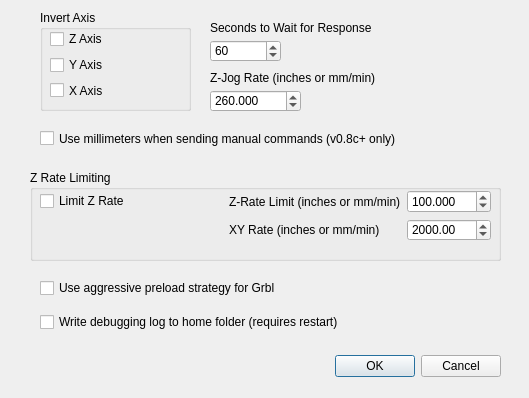
Before: the Qt Designer form options.ui in apsystems/GrblHoming, drawn with Qt 5.
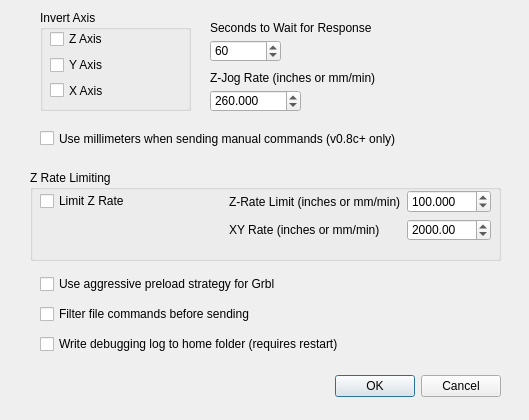
After: the same form once the commit is applied.

Commit message: V3.3.4 added filter code or not option checkbox and improved filtering gcode logic

The edit to the form file:
```diff
--- a/options.ui
+++ b/options.ui
@@ -7,7 +7,7 @@
     <x>0</x>
     <y>0</y>
     <width>529</width>
-    <height>398</height>
+    <height>420</height>
    </rect>
   </property>
   <property name="windowTitle">
@@ -17,7 +17,7 @@
    <property name="geometry">
     <rect>
      <x>220</x>
-     <y>350</y>
+     <y>370</y>
      <width>281</width>
      <height>32</height>
     </rect>
@@ -270,7 +270,7 @@
      <x>40</x>
      <y>270</y>
      <width>461</width>
-     <height>71</height>
+     <height>91</height>
     </rect>
    </property>
    <layout class="QVBoxLayout" name="verticalLayoutExtras">
@@ -281,6 +281,13 @@
       </property>
      </widget>
     </item>
+    <item>
+     <widget class="QCheckBox" name="chkFilterFileCommands">
+      <property name="text">
+       <string>Filter file commands before sending</string>
+      </property>
+     </widget>
+    </item>
     <item>
      <widget class="QCheckBox" name="checkBoxEnableDebugLog">
       <property name="text">
```
The commit also changes 11 other files.
